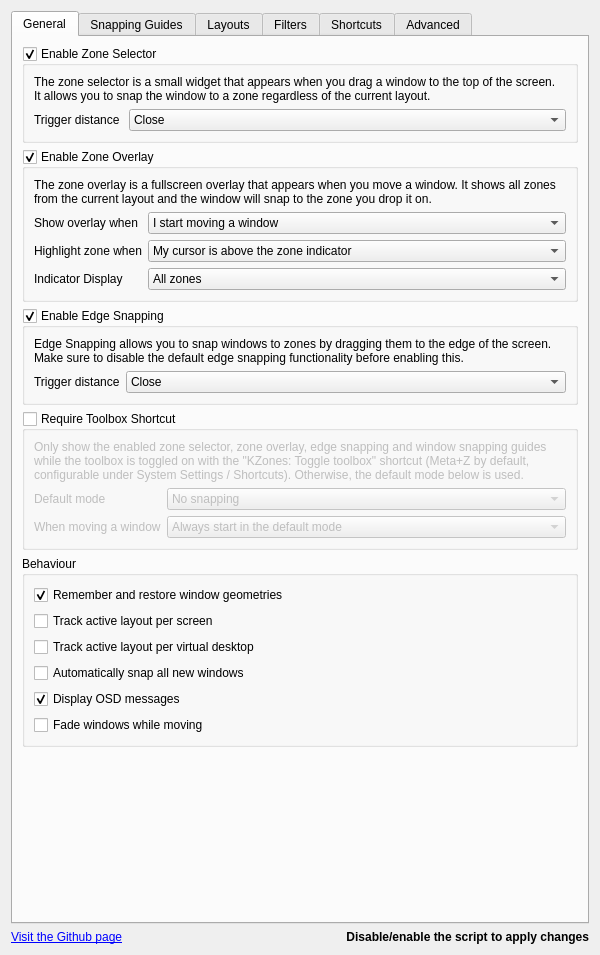
Above: src/contents/ui/config.ui from alfredolavin/kzones before the change. Below: the same form after it.
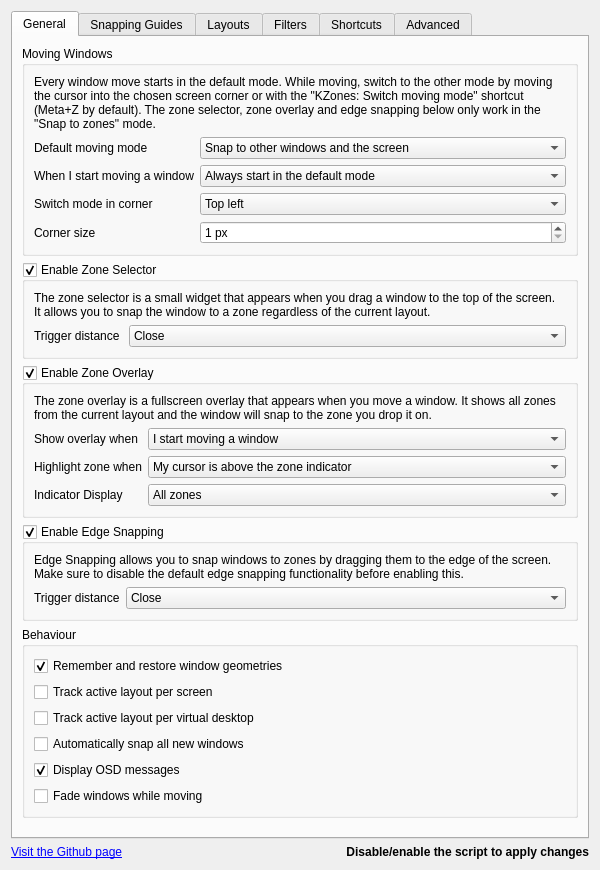
That is the form after the change. Icons and pictures are not drawn.

Commit message: Make snapping to windows and screen the default moving mode

```diff
--- a/src/contents/ui/config.ui
+++ b/src/contents/ui/config.ui
@@ -25,6 +25,145 @@
               <string>General</string>
             </attribute>
             <layout class="QVBoxLayout" name="verticalLayout_4">
+              <item>
+                <widget class="QGroupBox" name="groupBox_moving">
+                  <property name="title">
+                    <string>Moving Windows</string>
+                  </property>
+                  <layout class="QVBoxLayout" name="verticalLayout_moving">
+                    <item>
+                      <widget class="QLabel" name="label_movingExplanation">
+                        <property name="text">
+                          <string>Every window move starts in the default mode. While moving, switch to the other mode by moving the cursor into the chosen screen corner or with the "KZones: Switch moving mode" shortcut (Meta+Z by default). The zone selector, zone overlay and edge snapping below only work in the "Snap to zones" mode.</string>
+                        </property>
+                        <property name="wordWrap">
+                          <bool>true</bool>
+                        </property>
+                      </widget>
+                    </item>
+                    <item>
+                      <layout class="QFormLayout" name="formLayout_moving">
+                        <item row="0" column="0">
+                          <widget class="QLabel" name="label_defaultMoveMode">
+                            <property name="text">
+                              <string>Default moving mode</string>
+                            </property>
+                          </widget>
+                        </item>
+                        <item row="0" column="1">
+                          <widget class="QComboBox" name="kcfg_defaultMoveMode">
+                            <property name="sizePolicy">
+                              <sizepolicy hsizetype="Expanding" vsizetype="Fixed">
+                                <horstretch>0</horstretch>
+                                <verstretch>0</verstretch>
+                              </sizepolicy>
+                            </property>
+                            <item>
+                              <property name="text">
+                                <string>Snap to other windows and the screen</string>
+                              </property>
+                            </item>
+                            <item>
+                              <property name="text">
+                                <string>Snap to zones</string>
+                              </property>
+                            </item>
+                          </widget>
+                        </item>
+                        <item row="1" column="0">
+                          <widget class="QLabel" name="label_moveModeOnMoveStart">
+                            <property name="text">
+                              <string>When I start moving a window</string>
+                            </property>
+                          </widget>
+                        </item>
+                        <item row="1" column="1">
+                          <widget class="QComboBox" name="kcfg_moveModeOnMoveStart">
+                            <property name="sizePolicy">
+                              <sizepolicy hsizetype="Expanding" vsizetype="Fixed">
+                                <horstretch>0</horstretch>
+                                <verstretch>0</verstretch>
+                              </sizepolicy>
+                            </property>
+                            <item>
+                              <property name="text">
+                                <string>Always start in the default mode</string>
+                              </property>
+                            </item>
+                            <item>
+                              <property name="text">
+                                <string>Keep the mode used last</string>
+                              </property>
+                            </item>
+                          </widget>
+                        </item>
+                        <item row="2" column="0">
+                          <widget class="QLabel" name="label_moveModeSwitchCorner">
+                            <property name="text">
+                              <string>Switch mode in corner</string>
+                            </property>
+                          </widget>
+                        </item>
+                        <item row="2" column="1">
+                          <widget class="QComboBox" name="kcfg_moveModeSwitchCorner">
+                            <property name="sizePolicy">
+                              <sizepolicy hsizetype="Expanding" vsizetype="Fixed">
+                                <horstretch>0</horstretch>
+                                <verstretch>0</verstretch>
+                              </sizepolicy>
+                            </property>
+                            <item>
+                              <property name="text">
+                                <string>Top left</string>
+                              </property>
+                            </item>
+                            <item>
+                              <property name="text">
+                                <string>Bottom left</string>
+                              </property>
+                            </item>
+                            <item>
+                              <property name="text">
+                                <string>Top right</string>
+                              </property>
+                            </item>
+                            <item>
+                              <property name="text">
+                                <string>Bottom right</string>
+                              </property>
+                            </item>
+                            <item>
+                              <property name="text">
+                                <string>Disabled</string>
+                              </property>
+                            </item>
+                          </widget>
+                        </item>
+                        <item row="3" column="0">
+                          <widget class="QLabel" name="label_moveModeSwitchCornerSize">
+                            <property name="text">
+                              <string>Corner size</string>
+                            </property>
+                          </widget>
+                        </item>
+                        <item row="3" column="1">
+                          <widget class="QSpinBox" name="kcfg_moveModeSwitchCornerSize">
+                            <property name="suffix">
+                              <string> px</string>
+                            </property>
+                            <property name="minimum">
+                              <number>1</number>
+                            </property>
+                            <property name="maximum">
+                              <number>200</number>
+                            </property>
+                          </widget>
+                        </item>
+                      </layout>
+                    </item>
+                  </layout>
+                </widget>
+              </item>
               <item>
                 <widget class="QGroupBox" name="kcfg_enableZoneSelector">
                   <property name="title">
@@ -263,104 +402,6 @@
                   </layout>
                 </widget>
               </item>
-              <item>
-                <widget class="QGroupBox" name="kcfg_requireToolboxShortcut">
-                  <property name="title">
-                    <string>Require Toolbox Shortcut</string>
-                  </property>
-                  <property name="checkable">
-                    <bool>true</bool>
-                  </property>
-                  <property name="checked">
-                    <bool>false</bool>
-                  </property>
-                  <layout class="QVBoxLayout" name="verticalLayout_toolbox">
-                    <item>
-                      <widget class="QLabel" name="label_toolboxExplanation">
-                        <property name="text">
-                          <string>Only show the enabled zone selector, zone overlay, edge snapping and window snapping guides while the toolbox is toggled on with the "KZones: Toggle toolbox" shortcut (Meta+Z by default, configurable under System Settings / Shortcuts). Otherwise, the default mode below is used.</string>
-                        </property>
-                        <property name="wordWrap">
-                          <bool>true</bool>
-                        </property>
-                      </widget>
-                    </item>
-                    <item>
-                      <layout class="QFormLayout" name="formLayout_toolbox">
-                        <item row="0" column="0">
-                          <widget class="QLabel" name="label_defaultDragMode">
-                            <property name="text">
-                              <string>Default mode</string>
-                            </property>
-                          </widget>
-                        </item>
-                        <item row="0" column="1">
-                          <widget class="QComboBox" name="kcfg_defaultDragMode">
-                            <property name="sizePolicy">
-                              <sizepolicy hsizetype="Expanding" vsizetype="Fixed">
-                                <horstretch>0</horstretch>
-                                <verstretch>0</verstretch>
-                              </sizepolicy>
-                            </property>
-                            <item>
-                              <property name="text">
-                                <string>No snapping</string>
-                              </property>
-                            </item>
-                            <item>
-                              <property name="text">
-                                <string>Edge snapping</string>
-                              </property>
-                            </item>
-                            <item>
-                              <property name="text">
-                                <string>Zone overlay</string>
-                              </property>
-                            </item>
-                            <item>
-                              <property name="text">
-                                <string>Zone selector</string>
-                              </property>
-                            </item>
-                            <item>
-                              <property name="text">
-                                <string>Window snapping guides</string>
-                              </property>
-                            </item>
-                          </widget>
-                        </item>
-                        <item row="1" column="0">
-                          <widget class="QLabel" name="label_toolboxModeOnMoveStart">
-                            <property name="text">
-                              <string>When moving a window</string>
-                            </property>
-                          </widget>
-                        </item>
-                        <item row="1" column="1">
-                          <widget class="QComboBox" name="kcfg_toolboxModeOnMoveStart">
-                            <property name="sizePolicy">
-                              <sizepolicy hsizetype="Expanding" vsizetype="Fixed">
-                                <horstretch>0</horstretch>
-                                <verstretch>0</verstretch>
-                              </sizepolicy>
-                            </property>
-                            <item>
-                              <property name="text">
-                                <string>Always start in the default mode</string>
-                              </property>
-                            </item>
-                            <item>
-                              <property name="text">
-                                <string>Keep the last used mode</string>
-                              </property>
-                            </item>
-                          </widget>
-                        </item>
-                      </layout>
-                    </item>
-                  </layout>
-                </widget>
-              </item>
               <item>
                 <widget class="QGroupBox" name="groupBox_snappingBehaviour">
                   <property name="title">
@@ -460,11 +501,14 @@
             <property name="checkable">
               <bool>true</bool>
             </property>
+            <property name="checked">
+              <bool>true</bool>
+            </property>
             <layout class="QVBoxLayout" name="verticalLayout_enableWindowSnapGuides">
           <item>
           <widget class="QLabel" name="label_windowSnapExplanation">
             <property name="text">
-              <string>While you move a window, KWin's own window snapping pulls it against the edges of nearby windows (System Settings / Window Management / Window Behavior / Movement / Window snap zone). The guides show which window it is snapping to. When activated by a screen corner, reaching that corner while moving a window switches the rest of that move to the guides, hiding the zone selector, zone overlay and edge snapping.</string>
+              <string>In the "Snap to windows and screen" moving mode, KWin's own snapping pulls the window you move against the edges of other windows and of the screen (System Settings / Window Management / Window Behavior / Movement / Window snap zone and Screen edge snap zone). The guides show what it is snapping to.</string>
             </property>
             <property name="wordWrap">
               <bool>true</bool>
@@ -474,85 +518,13 @@
           <item>
           <layout class="QFormLayout" name="formLayout_windowSnap">
           <item row="0" column="0">
-          <widget class="QLabel" name="label_windowSnapActivation">
-            <property name="text">
-              <string>Activate when</string>
-            </property>
-          </widget>
-          </item>
-          <item row="0" column="1">
-          <widget class="QComboBox" name="kcfg_windowSnapActivation">
-            <item>
-              <property name="text">
-                <string>I start moving a window</string>
-              </property>
-            </item>
-            <item>
-              <property name="text">
-                <string>The cursor reaches a screen corner</string>
-              </property>
-            </item>
-          </widget>
-          </item>
-          <item row="1" column="0">
-          <widget class="QLabel" name="label_windowSnapActivationCorner">
-            <property name="text">
-              <string>Corner</string>
-            </property>
-          </widget>
-          </item>
-          <item row="1" column="1">
-          <widget class="QComboBox" name="kcfg_windowSnapActivationCorner">
-            <item>
-              <property name="text">
-                <string>Top left</string>
-              </property>
-            </item>
-            <item>
-              <property name="text">
-                <string>Bottom left</string>
-              </property>
-            </item>
-            <item>
-              <property name="text">
-                <string>Top right</string>
-              </property>
-            </item>
-            <item>
-              <property name="text">
-                <string>Bottom right</string>
-              </property>
-            </item>
-          </widget>
-          </item>
-          <item row="2" column="0">
-          <widget class="QLabel" name="label_windowSnapCornerSize">
-            <property name="text">
-              <string>Corner size</string>
-            </property>
-          </widget>
-          </item>
-          <item row="2" column="1">
-          <widget class="QSpinBox" name="kcfg_windowSnapCornerSize">
-            <property name="suffix">
-              <string> px</string>
-            </property>
-            <property name="minimum">
-              <number>1</number>
-            </property>
-            <property name="maximum">
-              <number>200</number>
-            </property>
-          </widget>
-          </item>
-          <item row="3" column="0">
           <widget class="QLabel" name="label_windowSnapEffect">
             <property name="text">
               <string>Effect</string>
             </property>
           </widget>
           </item>
-          <item row="3" column="1">
+          <item row="0" column="1">
           <widget class="QComboBox" name="kcfg_windowSnapEffect">
             <item>
               <property name="text">
@@ -571,14 +543,14 @@
             </item>
           </widget>
           </item>
-          <item row="4" column="0">
+          <item row="1" column="0">
           <widget class="QLabel" name="label_windowSnapDistance">
             <property name="text">
               <string>Detection distance</string>
             </property>
           </widget>
           </item>
-          <item row="4" column="1">
+          <item row="1" column="1">
           <widget class="QSpinBox" name="kcfg_windowSnapDistance">
             <property name="suffix">
               <string> px</string>
```
The commit also changes 9 other files.
